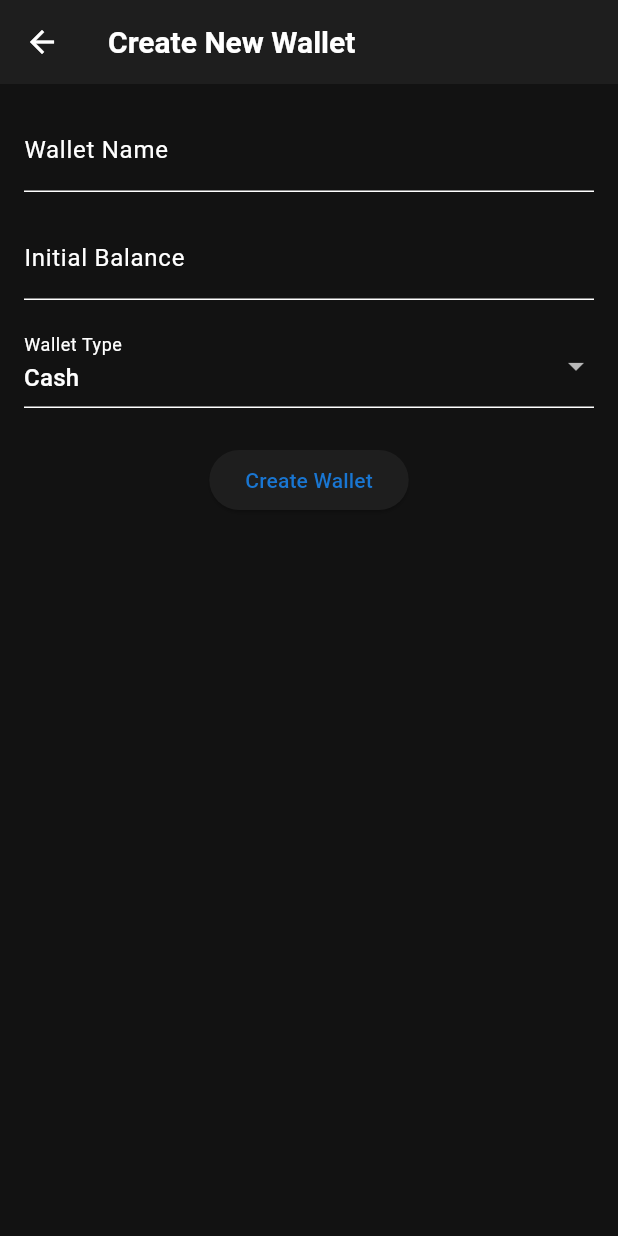
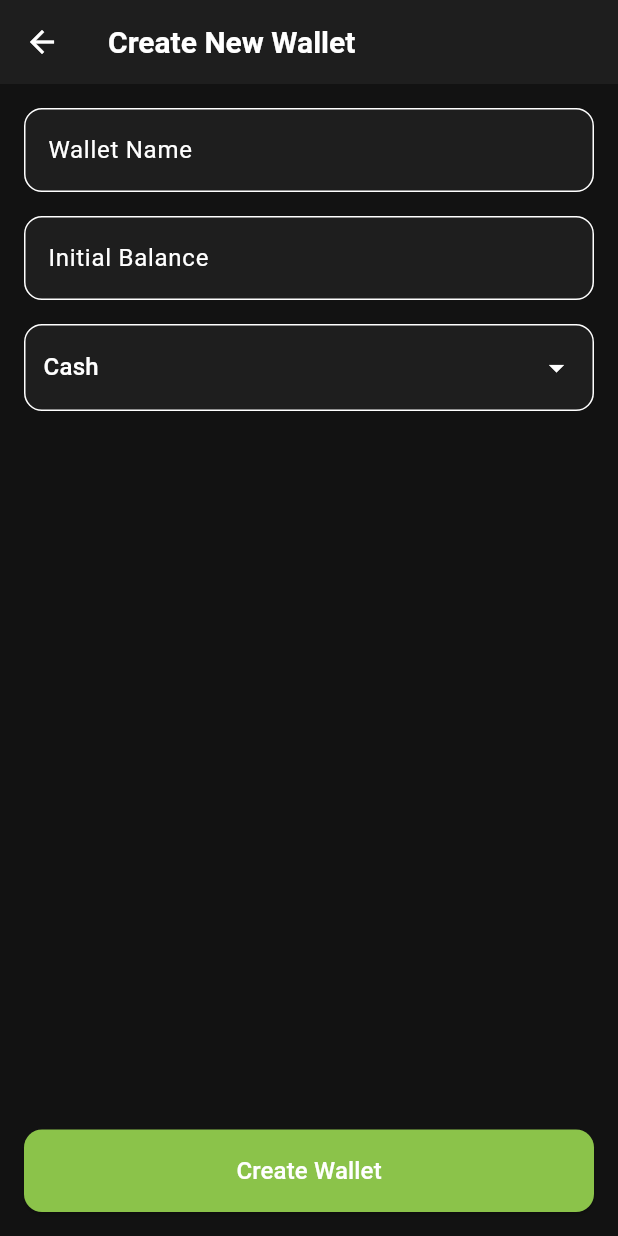
Before and after one commit to shas9/expense_tracker, a Flutter app: the HomeWidget screen opened by its route, after a tap on the "add" icon, on a phone screen of 412 x 824 dp. Run offline on Flutter 3.47's test engine with Material 3 defaults, Android fonts, the phone set to English and light mode, and no system bars; our stand-ins replace bloc, fl_chart, flutter_bloc, focus_detector, google_fonts, kiwi and 2 more; accounts and stored records are empty; generated files the repository leaves out were written again.

Commit message:
- Reimplement Create Wallet Widget - Reimplement Home Widget

```diff
--- a/expense_tracker/expense_tracker/lib/presenter/pages/create_wallet/create_wallet_widget.dart
+++ b/expense_tracker/expense_tracker/lib/presenter/pages/create_wallet/create_wallet_widget.dart
@@ -14,7 +14,6 @@ class _CreateWalletWidgetState extends State<CreateWalletWidget> {
   final _formKey = GlobalKey<FormState>();
   final _nameController = TextEditingController();
   final _balanceController = TextEditingController();
-
   String _selectedWalletType = 'Cash';
   final List<String> _walletTypes = [
     'Cash',
@@ -23,103 +22,147 @@ class _CreateWalletWidgetState extends State<CreateWalletWidget> {
     'Mobile Banking'
   ];
 
-  final CreateWalletBloc createWalletBloc = KiwiContainer().resolve<CreateWalletBloc>();
+  late final CreateWalletBloc _createWalletBloc;
+
+  @override
+  void initState() {
+    super.initState();
+    _createWalletBloc = KiwiContainer().resolve<CreateWalletBloc>();
+  }
 
   @override
   Widget build(BuildContext context) {
-    return Scaffold(
+    final theme = Theme.of(context);
+    final colorScheme = theme.colorScheme;
+
+    return BlocProvider.value(
+      value: _createWalletBloc,
+      child: Scaffold(
         appBar: AppBar(
           title: const Text('Create New Wallet'),
+          backgroundColor: colorScheme.surfaceContainerHighest,
         ),
         body: BlocConsumer<CreateWalletBloc, CreateWalletState>(
-        bloc: createWalletBloc,
           listenWhen: (previous, current) => current is CreateWalletActionState,
           buildWhen: (previous, current) => current is! CreateWalletActionState,
           listener: (context, state) {
             if (state is CreateWalletCloseEventState) {
-            // Navigate back to home or show success message
               Navigator.pop(context);
-          }
-          if (state is DisplayErrorMessage) {
+            } else if (state is DisplayErrorMessage) {
               ScaffoldMessenger.of(context).showSnackBar(
                 SnackBar(content: Text(state.errorMessage)),
               );
             }
           },
           builder: (context, state) {
-          return Padding(
+            return SafeArea(
+              child: Padding(
                 padding: const EdgeInsets.all(16.0),
                 child: Form(
                   key: _formKey,
                   child: Column(
+                    crossAxisAlignment: CrossAxisAlignment.start,
                     children: [
-                TextFormField(
-                  controller: _nameController,
-                  decoration: const InputDecoration(
-                    labelText: 'Wallet Name',
-                    hintText: 'Enter wallet name',
+                      _buildTextField(_nameController, 'Wallet Name',
+                          'Enter wallet name', colorScheme),
+                      const SizedBox(height: 16),
+                      _buildTextField(_balanceController, 'Initial Balance',
+                          'Enter initial balance', colorScheme,
+                          isNumber: true),
+                      const SizedBox(height: 16),
+                      _buildCustomDropdown(colorScheme),
+                      const Spacer(),
+                      SizedBox(
+                        width: double.infinity,
+                        child: ElevatedButton(
+                          onPressed: _createWallet,
+                          style: ElevatedButton.styleFrom(
+                            padding: const EdgeInsets.symmetric(vertical: 16),
+                            shape: RoundedRectangleBorder(
+                                borderRadius: BorderRadius.circular(12)),
+                            backgroundColor: Colors.lightGreen,
+                          ),
+                          child: Text(
+                            'Create Wallet',
+                            style: TextStyle(
+                                color: colorScheme.onSurface, fontSize: 16),
+                          ),
+                        ),
+                      ),
+                    ],
+                  ),
+                ),
+              ),
+            );
+          },
+        ),
+      ),
+    );
+  }
+
+  Widget _buildTextField(TextEditingController controller, String label,
+      String hint, ColorScheme colorScheme,
+      {bool isNumber = false}) {
+    return TextFormField(
+      controller: controller,
+      keyboardType: isNumber ? TextInputType.number : TextInputType.text,
+      decoration: InputDecoration(
+        labelText: label,
+        hintText: hint,
+        filled: true,
+        fillColor: colorScheme.surface,
+        border: OutlineInputBorder(borderRadius: BorderRadius.circular(12)),
       ),
       validator: (value) {
         if (value == null || value.isEmpty) {
-                      return 'Please enter a wallet name';
+          return 'Please enter $label';
         }
-                    return null;
-                  },
-                ),
-                const SizedBox(height: 16),
-                TextFormField(
-                  controller: _balanceController,
-                  decoration: const InputDecoration(
-                    labelText: 'Initial Balance',
-                    hintText: 'Enter initial balance',
-                  ),
-                  keyboardType: TextInputType.number,
-                  validator: (value) {
-                    if (value == null || value.isEmpty) {
-                      return 'Please enter an initial balance';
-                    }
-                    if (double.tryParse(value) == null) {
+        if (isNumber && double.tryParse(value) == null) {
           return 'Please enter a valid number';
         }
         return null;
       },
+    );
+  }
+
+  Widget _buildCustomDropdown(ColorScheme colorScheme) {
+    return Container(
+      padding: const EdgeInsets.symmetric(horizontal: 12, vertical: 4),
+      decoration: BoxDecoration(
+        color: colorScheme.surface,
+        borderRadius: BorderRadius.circular(12),
+        border: Border.all(color: colorScheme.outlineVariant),
       ),
-                const SizedBox(height: 16),
-                DropdownButtonFormField<String>(
+      child: DropdownButtonHideUnderline(
+        child: DropdownButton<String>(
           value: _selectedWalletType,
-                  decoration: const InputDecoration(
-                    labelText: 'Wallet Type',
+          isExpanded: true,
+          icon: Icon(Icons.arrow_drop_down, color: colorScheme.onSurface),
+          dropdownColor: colorScheme.surface,
+          items: _walletTypes
+              .map(
+                (type) => DropdownMenuItem(
+                  value: type,
+                  child: Text(
+                    type,
+                    style: TextStyle(
+                      color: colorScheme.onSurface,
                     ),
-                  items: _walletTypes.map((type) {
-                    return DropdownMenuItem(
-                      value: type,
-                      child: Text(type),
-                    );
-                  }).toList(),
+                  ),
+                ),
+              )
+              .toList(),
           onChanged: (value) {
-                    setState(() {
-                      _selectedWalletType = value!;
-                    });
+            setState(() => _selectedWalletType = value!);
           },
         ),
-                const SizedBox(height: 24),
-                ElevatedButton(
-                  onPressed: _createWallet,
-                  child: const Text('Create Wallet'),
-                ),
-              ],
-            ),
-          ),
-        );
-        },
       ),
     );
   }
 
   void _createWallet() {
     if (_formKey.currentState!.validate()) {
-      // Dispatch create wallet event
-      createWalletBloc.add(
+      _createWalletBloc.add(
         CreateWalletRequestedEvent(
           name: _nameController.text,
           type: _selectedWalletType,
--- a/expense_tracker/expense_tracker/lib/presenter/pages/home/home_widget.dart
+++ b/expense_tracker/expense_tracker/lib/presenter/pages/home/home_widget.dart
@@ -1,6 +1,5 @@
 import 'package:expense_tracker/data/database/realm_model.dart';
 import 'package:expense_tracker/data/repositories/expense_repository.dart';
-// import 'package:expense_tracker/data/repositories/expense_repository.dart';
 import 'package:expense_tracker/presenter/pages/home/bloc/home_bloc.dart';
 import 'package:flutter/material.dart';
 import 'package:flutter_bloc/flutter_bloc.dart';
@@ -17,7 +16,6 @@ class HomeWidget extends StatefulWidget {
 
 class _HomeWidgetState extends State<HomeWidget> {
   final HomeBloc homeBloc = KiwiContainer().resolve<HomeBloc>();
-
   List<Wallet> walletList = [];
 
   @override
@@ -27,24 +25,28 @@ class _HomeWidgetState extends State<HomeWidget> {
         homeBloc.add(LoadHomeDataEvent());
       },
       child: Scaffold(
+        backgroundColor: Colors.black,
         appBar: AppBar(
-          title: const Text('Expense Tracker'),
+          title: const Text('Expense Tracker',
+              style: TextStyle(color: Colors.white)),
+          backgroundColor: Colors.black,
+          elevation: 0,
         ),
         body: BlocConsumer<HomeBloc, HomeState>(
           bloc: homeBloc,
           listenWhen: (previous, current) => current is HomeActionState,
           buildWhen: (previous, current) => current is! HomeActionState,
-          listener: (context, state) => {
-            if (state is WalletsLoadedState)
-              {
-                setState(() {
-                  walletList = state.wallets;
-                })
-              }
+          listener: (context, state) {
+            if (state is WalletsLoadedState) {
+              setState(() {
+                walletList = state.wallets;
+              });
+            }
           },
           builder: (context, state) {
             if (state is HomeLoadingState) {
-              return const Center(child: CircularProgressIndicator());
+              return const Center(
+                  child: CircularProgressIndicator(color: Colors.white));
             } else {
               return _buildDashboard(context);
             }
@@ -52,10 +54,20 @@ class _HomeWidgetState extends State<HomeWidget> {
         ),
         floatingActionButton: FloatingActionButton(
           onPressed: () {
-            // Navigate to create wallet page
             Navigator.pushNamed(context, '/create-wallet');
           },
-          child: const Icon(Icons.add),
+          backgroundColor: Colors.lightGreen,
+          elevation: 6.0,
+          shape: RoundedRectangleBorder(
+            borderRadius: BorderRadius.circular(60.0),
+          ),
+          tooltip: "Create Wallet",
+          heroTag: "create_wallet_fab",
+          child: const Icon(
+            Icons.add,
+            color: Colors.white,
+            size: 28.0,
+          ),
         ),
       ),
     );
@@ -63,72 +75,115 @@ class _HomeWidgetState extends State<HomeWidget> {
 
   Widget _buildDashboard(BuildContext context) {
     if (walletList.isEmpty) {
-      return const Center(child: Text('No wallets found'));
+      return const Center(
+          child:
+              Text('No wallets found', style: TextStyle(color: Colors.white)));
     }
+
+    double totalBalance =
+        walletList.fold(0, (sum, wallet) => sum + wallet.balance);
+    final expenseRepository = KiwiContainer().resolve<ExpenseRepository>();
+    final summary = expenseRepository.getOverallFinancialSummary(walletList);
+
     return SingleChildScrollView(
       child: Padding(
         padding: const EdgeInsets.all(16.0),
         child: Column(
           crossAxisAlignment: CrossAxisAlignment.start,
           children: [
-            const Text('Financial Summary',
-                style: TextStyle(fontSize: 20, fontWeight: FontWeight.bold)),
+            _buildTotalBalanceCard(totalBalance),
             const SizedBox(height: 16),
-
-            // Total Balance Card
-            Card(
-              child: Padding(
-                padding: const EdgeInsets.all(16.0),
-                child: Row(
-                  mainAxisAlignment: MainAxisAlignment.spaceBetween,
-                  children: [
-                    const Text('Total Balance'),
-                    Text('\$${walletList.first.balance.toStringAsFixed(2)}',
-                        style: const TextStyle(
-                            fontSize: 18, fontWeight: FontWeight.bold)),
-                  ],
-                ),
-              ),
-            ),
-
+            _buildIncomeExpenseChart(summary),
             const SizedBox(height: 16),
-
-            // Pie Chart for Expenses
-            _buildExpensePieChart(context, walletList.first.id.toString()),
-
+            _buildWalletSummaryList(),
             const SizedBox(height: 16),
-
-            // Income vs Expense Line Chart
-            _buildIncomeExpenseChart(context, walletList.first.id.toString()),
+            _buildExpensePieChart(summary),
           ],
         ),
       ),
     );
   }
 
-  Widget _buildExpensePieChart(BuildContext context, String walletId) {
-    final expenseRepository = KiwiContainer().resolve<ExpenseRepository>();
-    final categoryExpenses = expenseRepository.getExpensesByCategory(walletId);
+  Widget _buildTotalBalanceCard(double totalBalance) {
+    return Card(
+      color: Colors.grey[900],
+      shape: RoundedRectangleBorder(borderRadius: BorderRadius.circular(12)),
+      child: Padding(
+        padding: const EdgeInsets.all(16.0),
+        child: Row(
+          mainAxisAlignment: MainAxisAlignment.spaceBetween,
+          children: [
+            const Text('Total Balance',
+                style: TextStyle(fontSize: 18, color: Colors.white)),
+            Text('\$${totalBalance.toStringAsFixed(2)}',
+                style: const TextStyle(
+                    fontSize: 18,
+                    fontWeight: FontWeight.bold,
+                    color: Colors.greenAccent)),
+          ],
+        ),
+      ),
+    );
+  }
 
+  Widget _buildWalletSummaryList() {
+    return Column(
+      crossAxisAlignment: CrossAxisAlignment.start,
+      children: [
+        const Text('Wallets',
+            style: TextStyle(fontSize: 18, color: Colors.white)),
+        const SizedBox(height: 8),
+        Column(
+          children: walletList.map((wallet) {
+            return Card(
+              color: Colors.grey[900],
+              shape: RoundedRectangleBorder(
+                  borderRadius: BorderRadius.circular(12)),
+              child: ListTile(
+                title: Text(wallet.name,
+                    style: const TextStyle(
+                        fontWeight: FontWeight.bold, color: Colors.white)),
+                subtitle: Text(wallet.type,
+                    style: const TextStyle(color: Colors.white70)),
+                trailing: Text('\$${wallet.balance.toStringAsFixed(2)}',
+                    style: const TextStyle(
+                        fontWeight: FontWeight.bold,
+                        color: Colors.greenAccent)),
+              ),
+            );
+          }).toList(),
+        ),
+      ],
+    );
+  }
+
+  Widget _buildExpensePieChart(Map<String, double> summary) {
     return Card(
+      color: Colors.grey[900],
+      shape: RoundedRectangleBorder(borderRadius: BorderRadius.circular(12)),
       child: Padding(
         padding: const EdgeInsets.all(16.0),
         child: Column(
           children: [
             const Text('Expenses by Category',
-                style: TextStyle(fontSize: 16, fontWeight: FontWeight.bold)),
+                style: TextStyle(fontSize: 16, color: Colors.white)),
             SizedBox(
               height: 250,
-              child: categoryExpenses.isEmpty
-                  ? const Center(child: Text('No expenses yet'))
+              child: summary.isEmpty
+                  ? const Center(
+                      child: Text('No expenses yet',
+                          style: TextStyle(color: Colors.white70)))
                   : PieChart(
                       PieChartData(
-                        sections: categoryExpenses.entries.map((entry) {
+                        sections: summary.entries.map((entry) {
                           return PieChartSectionData(
                             color: _getCategoryColor(entry.key),
                             value: entry.value,
                             title: entry.key,
                             radius: 100,
+                            titleStyle: const TextStyle(
+                                color: Colors.white,
+                                fontWeight: FontWeight.bold),
                           );
                         }).toList(),
                       ),
@@ -140,57 +195,32 @@ class _HomeWidgetState extends State<HomeWidget> {
     );
   }
 
-  Widget _buildIncomeExpenseChart(BuildContext context, String walletId) {
-    final expenseRepository = KiwiContainer().resolve<ExpenseRepository>();
-    final summary = expenseRepository.getFinancialSummary(walletId);
-
+  Widget _buildIncomeExpenseChart(Map<String, double> summary) {
     return Card(
+      color: Colors.grey[900],
+      shape: RoundedRectangleBorder(borderRadius: BorderRadius.circular(12)),
       child: Padding(
         padding: const EdgeInsets.all(16.0),
         child: Column(
           children: [
             const Text('Income vs Expenses',
-                style: TextStyle(fontSize: 16, fontWeight: FontWeight.bold)),
+                style: TextStyle(fontSize: 16, color: Colors.white)),
             SizedBox(
               height: 250,
               child: BarChart(
                 BarChartData(
                   barGroups: [
-                    BarChartGroupData(
-                      x: 0,
-                      barRods: [
-                        BarChartRodData(
+                    BarChartGroupData(x: 0, barRods: [
+                      BarChartRodData(
                           toY: summary['income'] ?? 0,
-                          color: Colors.green,
-                        ),
-                      ],
-                    ),
-                    BarChartGroupData(
-                      x: 1,
-                      barRods: [
-                        BarChartRodData(
+                          color: Colors.greenAccent)
+                    ]),
+                    BarChartGroupData(x: 1, barRods: [
+                      BarChartRodData(
                           toY: summary['expenses'] ?? 0,
-                          color: Colors.red,
-                        ),
-                      ],
-                    ),
+                          color: Colors.redAccent)
+                    ]),
                   ],
-                  titlesData: FlTitlesData(
-                    leftTitles: const AxisTitles(),
-                    rightTitles: const AxisTitles(),
-                    topTitles: const AxisTitles(),
-                    bottomTitles: AxisTitles(
-                      sideTitles: SideTitles(
-                        showTitles: true,
-                        getTitlesWidget: (double value, TitleMeta meta) {
-                          return Text(
-                            value == 0 ? 'Income' : 'Expenses',
-                            style: const TextStyle(fontSize: 12),
-                          );
-                        },
-                      ),
-                    ),
-                  ),
                 ),
               ),
             ),
@@ -201,14 +231,17 @@ class _HomeWidgetState extends State<HomeWidget> {
   }
 
   Color _getCategoryColor(String category) {
-    // Implement color mapping for different expense categories
-    final colorMap = {
-      'Food': Colors.blue,
-      'Transport': Colors.green,
-      'Entertainment': Colors.red,
-      'Utilities': Colors.purple,
-      'Shopping': Colors.orange,
-    };
-    return colorMap[category] ?? Colors.grey;
+    switch (category) {
+      case 'Food':
+        return Colors.orange;
+      case 'Transport':
+        return Colors.blue;
+      case 'Entertainment':
+        return Colors.purple;
+      case 'Shopping':
+        return Colors.pink;
+      default:
+        return Colors.grey;
+    }
   }
 }
```
Also changed, not shown: expense_tracker/expense_tracker/lib/data/repositories/expense_repository.dart (+29 -0 lines). Lines whose indentation alone changed are shown as unchanged.
